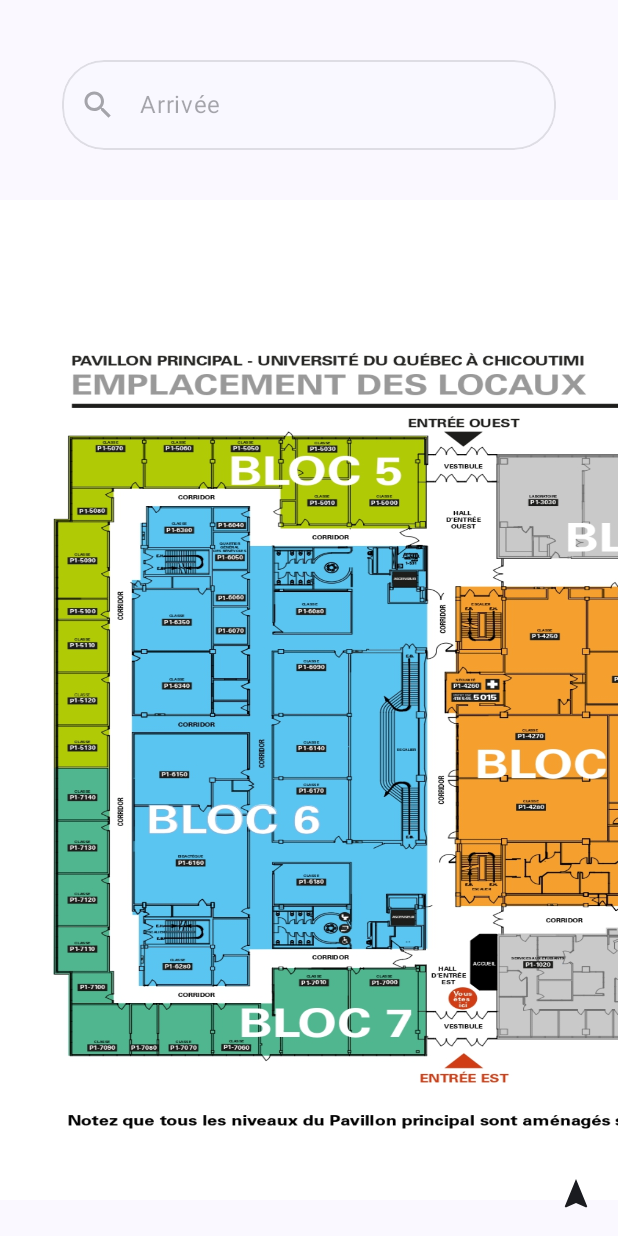
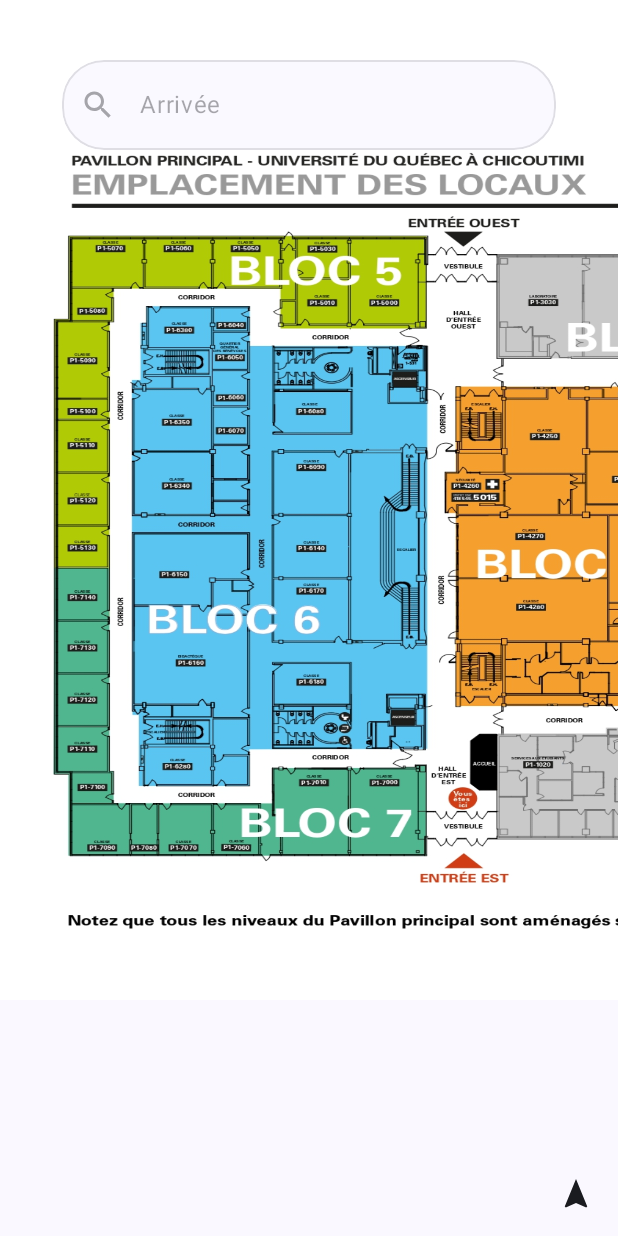
Before and after one commit to khbgbgk1/uqacces, an Android app built with Jetpack Compose: the screen it shows after launch (MainActivity), on a phone screen of 412 x 824 dp. Run offline under Robolectric (Android 15) with nearby library versions, the phone set to English and light mode, and no system bars.

Commit message:
beta_boussole_maj

```diff
--- a/app/src/main/java/com/example/uqacces/Accueil.kt
+++ b/app/src/main/java/com/example/uqacces/Accueil.kt
@@ -3,7 +3,6 @@ package com.example.uqacces
 import android.content.Intent
 import androidx.compose.foundation.background
 import androidx.compose.foundation.clickable
-import androidx.compose.foundation.gestures.detectTransformGestures
 import androidx.compose.foundation.layout.*
 import androidx.compose.foundation.shape.RoundedCornerShape
 import androidx.compose.material.icons.Icons
@@ -16,15 +15,11 @@ import androidx.compose.runtime.*
 import androidx.compose.ui.Alignment
 import androidx.compose.ui.Modifier
 import androidx.compose.ui.draw.clip
-import androidx.compose.ui.geometry.Offset
-import androidx.compose.ui.graphics.graphicsLayer
-import androidx.compose.ui.input.pointer.pointerInput
 import androidx.compose.ui.platform.LocalContext
 import androidx.compose.ui.text.input.TextFieldValue
+import androidx.compose.ui.tooling.preview.Preview
 import androidx.compose.ui.unit.dp
 import androidx.compose.ui.zIndex
-import kotlin.Boolean
-import androidx.compose.ui.tooling.preview.Preview
 
 @Composable
 fun Accueil(
@@ -34,7 +29,7 @@ fun Accueil(
     onEditArrivee: () -> Unit,
     startNodeName: String? = null,
     endNodeName: String? = null,
-    debug :Boolean = false,
+    debug: Boolean = false,
 ) {
     val context = LocalContext.current
     val universityMapData = UniversityMap.data
@@ -53,16 +48,7 @@ fun Accueil(
     } else {
         emptyList()
     }
-    var scale by remember { mutableStateOf(2.5f) }  // zoom de base
-    var offset by remember { mutableStateOf(Offset.Zero) }  // position de l’image
 
-    // Détection des gestes multitouch (zoom + pan)
-    val gestureModifier = Modifier.pointerInput(Unit) {
-        detectTransformGestures { _, pan, zoom, _ ->
-            scale = (scale * zoom).coerceIn(1f, 5f)        // limite zoom min/max
-            offset += pan      // déplacement
-        }
-    }
     Scaffold(
         modifier = Modifier.fillMaxSize(),
         contentWindowInsets = WindowInsets(0),
@@ -103,53 +89,15 @@ fun Accueil(
         Box(modifier = Modifier
             .fillMaxSize()
             .padding(inner)) {
-            Box(
-                modifier = Modifier
-                    .fillMaxSize()
-                    .then(gestureModifier) // applique les gestes
-                    .graphicsLayer(
-                        scaleX = 1f,
-                        scaleY = 1f,
-                        translationX = 0f,
-                        translationY = 200f
-                    )
-            ) {
-//                Image(
-//                    painter = painterResource(id = R.drawable.plan_1),
-//                    contentDescription = "Plan de classe",
-//                    contentScale = ContentScale.FillHeight,     // hauteur max
-//                    modifier = Modifier
-//                        .zIndex(0f)
-//                        .graphicsLayer(
-//                            scaleX = scale,
-//                            scaleY = scale,
-//                            translationX = offset.x,
-//                            translationY = offset.y
-//                        )
-//                        .align(Alignment.CenterStart)
-//                )
+
             MapView(
                 mapData = universityMapData,
-                    mapBackground =UniversityMap.background,
+                mapBackground = UniversityMap.background,
                 pathNodeIds = path,
                 debugNodes = debug,
                 heading = heading,
-                    modifier = Modifier
-                        .fillMaxSize()
-                        .zIndex(0f) // Dessiné au-dessus
-                        .align(Alignment.CenterStart)
-                    // *** IMPORTANT : ENLEVER le graphicsLayer ici, le parent le gère. ***
+                modifier = Modifier.fillMaxSize()
             )
-            }
-
-
-//            MapView(
-//                mapData = universityMapData,
-//                pathNodeIds = path,
-//                modifier = Modifier.fillMaxSize()
-//                    .zIndex(1f)
-//                    .align(Alignment.CenterStart)
-//            )
 
             if (startNodeName == null || endNodeName == null) {
                 OutlinedTextField(
--- a/app/src/main/java/com/example/uqacces/MapView.kt
+++ b/app/src/main/java/com/example/uqacces/MapView.kt
@@ -55,11 +55,12 @@ fun MapView(
             }
     ) {
         withTransform({
+            // Apply pan and zoom to the entire canvas
             translate(left = offset.x, top = offset.y)
-            scale(scale, scale)
-            // Rotate the entire canvas around its center based on the compass heading
-            rotate(degrees = -heading, pivot = center)
+            scale(scale, scale, pivot = center)
         }) {
+            // Rotate only the map content, not the entire canvas
+            rotate(degrees = -heading, pivot = center) {
                 with(backgroundPainter) {
                    draw(size = imageSize) // Dessine l'image en utilisant les dimensions définies dans MapBackground
                 }
@@ -153,3 +154,4 @@ fun MapView(
             }
         }
     }
+}
```
Lines whose indentation alone changed are shown as unchanged.
